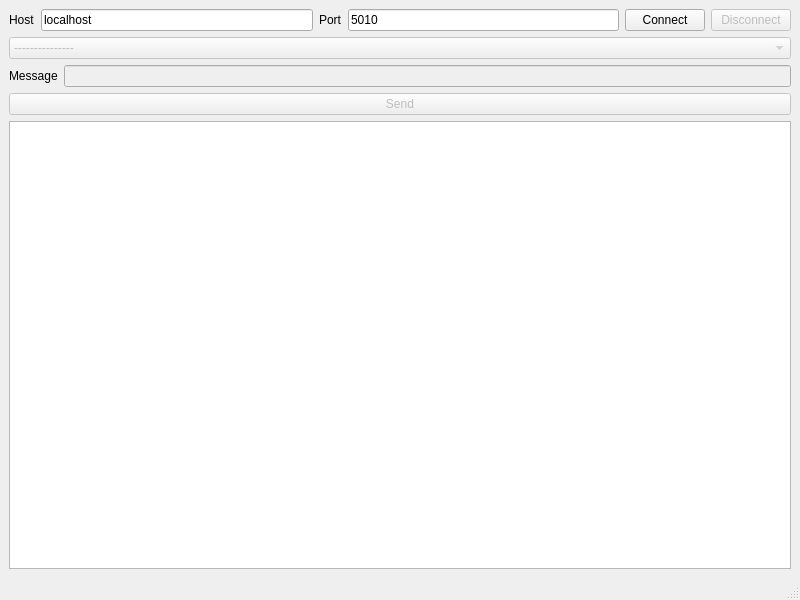
CloudInn/fiastestclient, file ui/mainwindow.ui: the form before one commit.
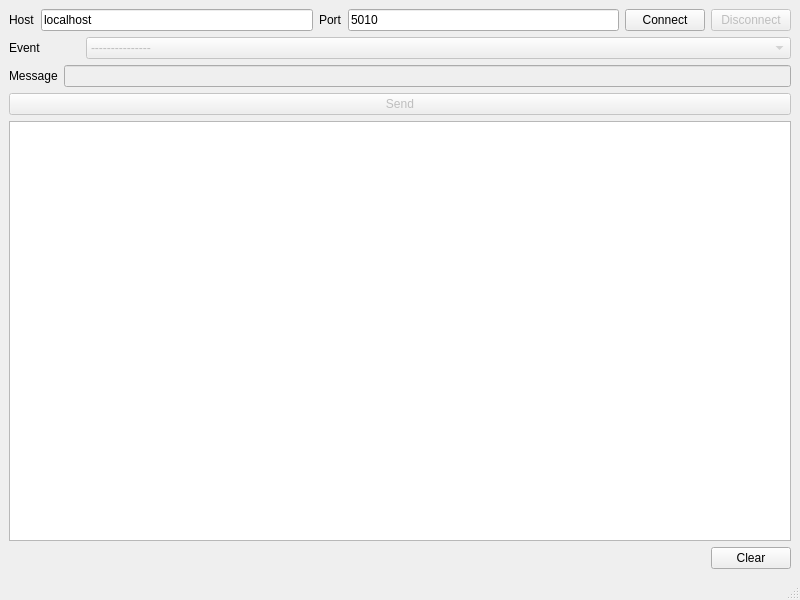
The form after the commit. Icons and pictures are not drawn.

Commit message: Add clear button. Reply to LA with LA.

What changed in the file:
```diff
--- a/ui/mainwindow.ui
+++ b/ui/mainwindow.ui
@@ -22,52 +22,8 @@
     <selectedon>:/images/favicon.png</selectedon>:/images/favicon.png</iconset>
   </property>
   <widget class="QWidget" name="centralwidget">
-   <layout class="QGridLayout" name="gridLayout_2">
-    <item row="3" column="1">
-     <widget class="QPushButton" name="sendMessageButton">
-      <property name="enabled">
-       <bool>false</bool>
-      </property>
-      <property name="text">
-       <string>Send</string>
-      </property>
-     </widget>
-    </item>
-    <item row="4" column="1">
-     <layout class="QHBoxLayout" name="horizontalLayout_6">
-      <item>
-       <widget class="QTextEdit" name="logsTextArea">
-        <property name="font">
-         <font>
-          <family>Ubuntu Mono</family>
-         </font>
-        </property>
-        <property name="readOnly">
-         <bool>true</bool>
-        </property>
-       </widget>
-      </item>
-     </layout>
-    </item>
-    <item row="2" column="1">
-     <layout class="QHBoxLayout" name="horizontalLayout_3">
-      <item>
-       <widget class="QLabel" name="label_3">
-        <property name="text">
-         <string>Message</string>
-        </property>
-       </widget>
-      </item>
-      <item>
-       <widget class="QLineEdit" name="messageInput">
-        <property name="enabled">
-         <bool>false</bool>
-        </property>
-       </widget>
-      </item>
-     </layout>
-    </item>
-    <item row="0" column="1">
+   <layout class="QGridLayout" name="gridLayout">
+    <item row="0" column="0">
      <layout class="QHBoxLayout" name="horizontalLayout">
       <item>
        <widget class="QLabel" name="label">
@@ -116,7 +72,22 @@
       </item>
      </layout>
     </item>
-    <item row="1" column="1">
+    <item row="1" column="0">
+     <layout class="QHBoxLayout" name="horizontalLayout_4">
+      <item>
+       <widget class="QLabel" name="label_4">
+        <property name="maximumSize">
+         <size>
+          <width>71</width>
+          <height>16777215</height>
+         </size>
+        </property>
+        <property name="text">
+         <string>Event</string>
+        </property>
+       </widget>
+      </item>
+      <item>
      <widget class="QComboBox" name="eventComboBox">
       <property name="enabled">
        <bool>false</bool>
@@ -157,6 +128,76 @@
        </property>
       </item>
      </widget>
+      </item>
+     </layout>
+    </item>
+    <item row="2" column="0">
+     <layout class="QHBoxLayout" name="horizontalLayout_3">
+      <item>
+       <widget class="QLabel" name="label_3">
+        <property name="text">
+         <string>Message</string>
+        </property>
+       </widget>
+      </item>
+      <item>
+       <widget class="QLineEdit" name="messageInput">
+        <property name="enabled">
+         <bool>false</bool>
+        </property>
+       </widget>
+      </item>
+     </layout>
+    </item>
+    <item row="3" column="0">
+     <widget class="QPushButton" name="sendMessageButton">
+      <property name="enabled">
+       <bool>false</bool>
+      </property>
+      <property name="text">
+       <string>Send</string>
+      </property>
+     </widget>
+    </item>
+    <item row="4" column="0">
+     <layout class="QHBoxLayout" name="horizontalLayout_6">
+      <item>
+       <widget class="QTextEdit" name="logsTextArea">
+        <property name="font">
+         <font>
+          <family>Ubuntu Mono</family>
+         </font>
+        </property>
+        <property name="readOnly">
+         <bool>true</bool>
+        </property>
+       </widget>
+      </item>
+     </layout>
+    </item>
+    <item row="5" column="0">
+     <layout class="QHBoxLayout" name="horizontalLayout_2">
+      <item>
+       <spacer name="horizontalSpacer">
+        <property name="orientation">
+         <enum>Qt::Horizontal</enum>
+        </property>
+        <property name="sizeHint" stdset="0">
+         <size>
+          <width>40</width>
+          <height>20</height>
+         </size>
+        </property>
+       </spacer>
+      </item>
+      <item>
+       <widget class="QPushButton" name="clearPushButton">
+        <property name="text">
+         <string>Clear</string>
+        </property>
+       </widget>
+      </item>
+     </layout>
     </item>
    </layout>
   </widget>
```
Lines whose indentation alone changed are shown as unchanged. The commit also changes 3 other files.
